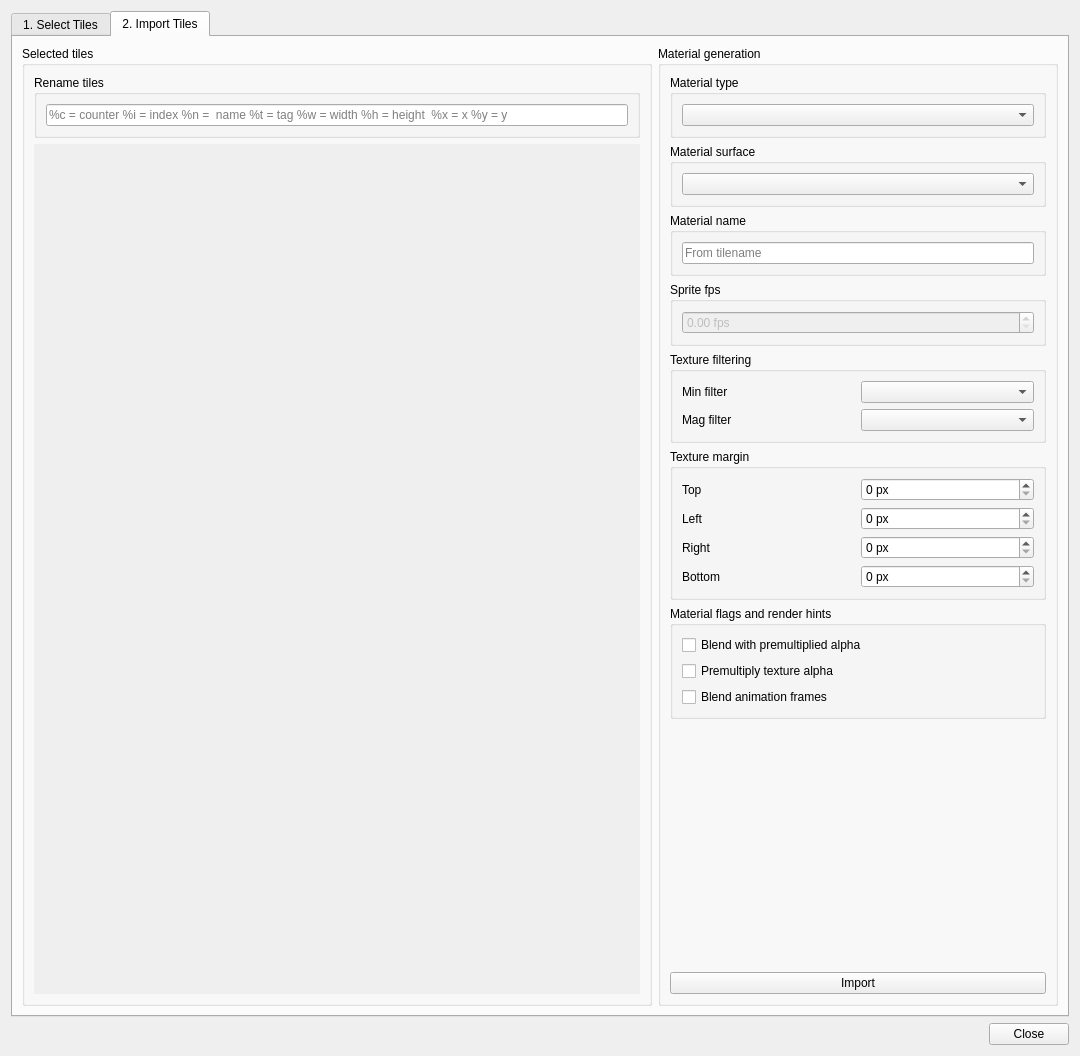
Above: editor/gui/dlgtileimport.ui from ensisoft/detonator before the change. Below: the same form after it.
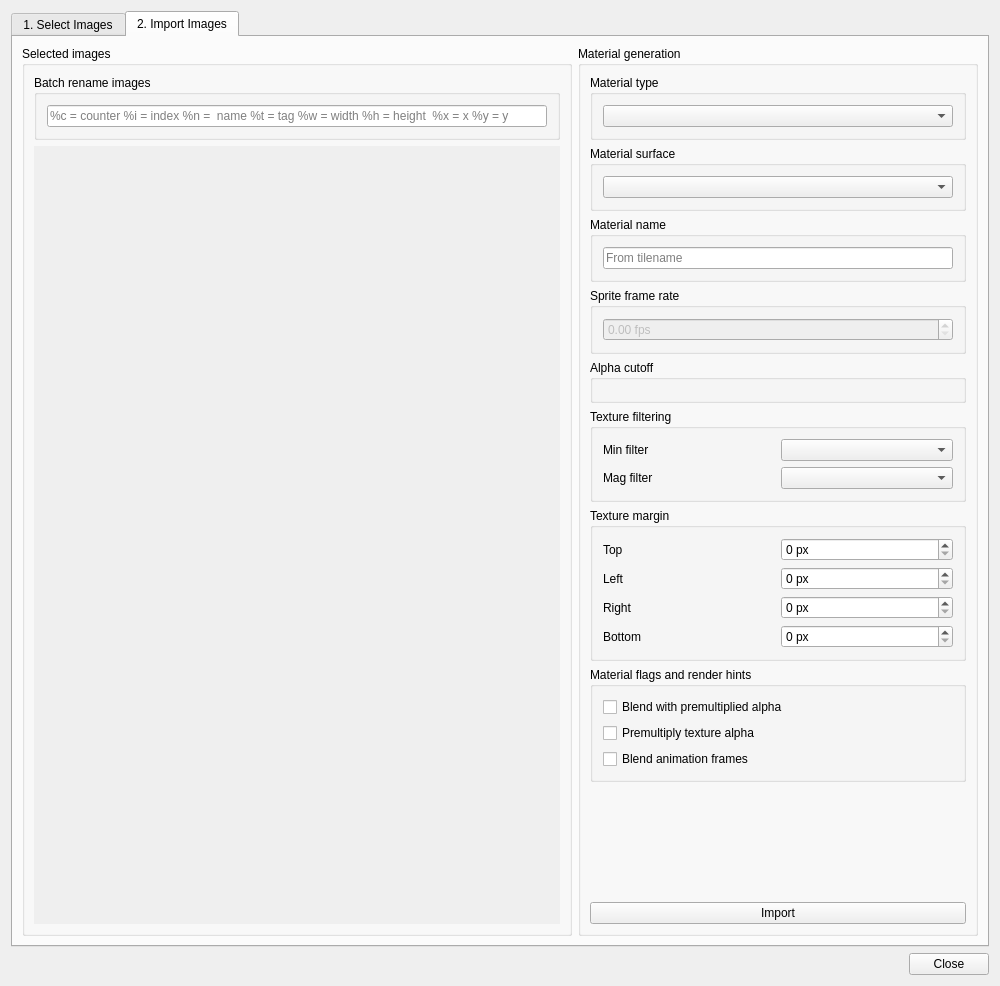
That is the form after the change. The open tabs and pages were chosen to show the change. Icons and pictures are not drawn. Custom widgets are drawn as their Qt base class.

Commit message:
Update tile import dialog labels and add alpha cutoff feature
Update import dialog labels and and add alpha cutoff feature, fix
a couple of bugs too (leaving the old widgets in the layout)

```diff
--- a/editor/gui/dlgtileimport.ui
+++ b/editor/gui/dlgtileimport.ui
@@ -6,8 +6,8 @@
    <rect>
     <x>0</x>
     <y>0</y>
-    <width>1080</width>
-    <height>1056</height>
+    <width>1000</width>
+    <height>986</height>
    </rect>
   </property>
   <property name="windowTitle">
@@ -21,7 +21,7 @@
      </property>
      <widget class="QWidget" name="tabSelect">
       <attribute name="title">
-       <string>1. Select Tiles</string>
+       <string>1. Select Images</string>
       </attribute>
       <layout class="QVBoxLayout" name="verticalLayout_2">
        <item>
@@ -222,24 +222,36 @@
      </widget>
      <widget class="QWidget" name="tabImport">
       <attribute name="title">
-       <string>2. Import Tiles</string>
+       <string>2. Import Images</string>
       </attribute>
       <layout class="QHBoxLayout" name="horizontalLayout_5">
        <item>
         <widget class="QGroupBox" name="groupBox_2">
          <property name="title">
-          <string>Selected tiles</string>
+          <string>Selected images</string>
          </property>
          <layout class="QVBoxLayout" name="verticalLayout_4">
           <item>
            <widget class="QGroupBox" name="groupBox_9">
             <property name="title">
-             <string>Rename tiles</string>
+             <string>Batch rename images</string>
             </property>
             <property name="flat">
              <bool>true</bool>
             </property>
             <layout class="QVBoxLayout" name="verticalLayout_12">
+             <property name="leftMargin">
+              <number>10</number>
+             </property>
+             <property name="topMargin">
+              <number>10</number>
+             </property>
+             <property name="rightMargin">
+              <number>10</number>
+             </property>
+             <property name="bottomMargin">
+              <number>10</number>
+             </property>
              <item>
               <widget class="QLineEdit" name="renameTemplate">
                <property name="placeholderText">
@@ -269,8 +281,8 @@
               <rect>
                <x>0</x>
                <y>0</y>
-               <width>633</width>
-               <height>860</height>
+               <width>553</width>
+               <height>778</height>
               </rect>
              </property>
              <property name="sizePolicy">
@@ -322,6 +334,18 @@
                <bool>true</bool>
               </property>
               <layout class="QGridLayout" name="gridLayout_4">
+               <property name="leftMargin">
+                <number>10</number>
+               </property>
+               <property name="topMargin">
+                <number>10</number>
+               </property>
+               <property name="rightMargin">
+                <number>10</number>
+               </property>
+               <property name="bottomMargin">
+                <number>10</number>
+               </property>
                <item row="0" column="0">
                 <widget class="QLabel" name="label_10">
                  <property name="sizePolicy">
@@ -438,6 +462,18 @@
                <bool>true</bool>
               </property>
               <layout class="QGridLayout" name="gridLayout">
+               <property name="leftMargin">
+                <number>10</number>
+               </property>
+               <property name="topMargin">
+                <number>10</number>
+               </property>
+               <property name="rightMargin">
+                <number>10</number>
+               </property>
+               <property name="bottomMargin">
+                <number>10</number>
+               </property>
                <item row="0" column="0">
                 <widget class="QLabel" name="label">
                  <property name="text">
@@ -490,6 +526,18 @@
                <bool>true</bool>
               </property>
               <layout class="QVBoxLayout" name="verticalLayout_11">
+               <property name="leftMargin">
+                <number>10</number>
+               </property>
+               <property name="topMargin">
+                <number>10</number>
+               </property>
+               <property name="rightMargin">
+                <number>10</number>
+               </property>
+               <property name="bottomMargin">
+                <number>10</number>
+               </property>
                <item>
                 <widget class="QCheckBox" name="chkPremulAlphaBlend">
                  <property name="text">
@@ -523,6 +571,18 @@
                <bool>true</bool>
               </property>
               <layout class="QVBoxLayout" name="verticalLayout_8">
+               <property name="leftMargin">
+                <number>10</number>
+               </property>
+               <property name="topMargin">
+                <number>10</number>
+               </property>
+               <property name="rightMargin">
+                <number>10</number>
+               </property>
+               <property name="bottomMargin">
+                <number>10</number>
+               </property>
                <item>
                 <widget class="QComboBox" name="materialType"/>
                </item>
@@ -538,6 +598,18 @@
                <bool>true</bool>
               </property>
               <layout class="QVBoxLayout" name="verticalLayout_9">
+               <property name="leftMargin">
+                <number>10</number>
+               </property>
+               <property name="topMargin">
+                <number>10</number>
+               </property>
+               <property name="rightMargin">
+                <number>10</number>
+               </property>
+               <property name="bottomMargin">
+                <number>10</number>
+               </property>
                <item>
                 <widget class="QComboBox" name="surfaceType">
                  <property name="sizePolicy">
@@ -560,6 +632,18 @@
                <bool>true</bool>
               </property>
               <layout class="QVBoxLayout" name="verticalLayout_10">
+               <property name="leftMargin">
+                <number>10</number>
+               </property>
+               <property name="topMargin">
+                <number>10</number>
+               </property>
+               <property name="rightMargin">
+                <number>10</number>
+               </property>
+               <property name="bottomMargin">
+                <number>10</number>
+               </property>
                <item>
                 <widget class="QLineEdit" name="spriteName">
                  <property name="sizePolicy">
@@ -579,12 +663,24 @@
             <item row="8" column="0">
              <widget class="QGroupBox" name="groupBox_14">
               <property name="title">
-               <string>Sprite fps</string>
+               <string>Sprite frame rate</string>
               </property>
               <property name="flat">
                <bool>true</bool>
               </property>
               <layout class="QVBoxLayout" name="verticalLayout_18">
+               <property name="leftMargin">
+                <number>10</number>
+               </property>
+               <property name="topMargin">
+                <number>10</number>
+               </property>
+               <property name="rightMargin">
+                <number>10</number>
+               </property>
+               <property name="bottomMargin">
+                <number>10</number>
+               </property>
                <item>
                 <widget class="QDoubleSpinBox" name="spriteFps">
                  <property name="enabled">
@@ -646,6 +742,50 @@
               </property>
              </spacer>
             </item>
+            <item row="9" column="0">
+             <widget class="QGroupBox" name="groupBox_11">
+              <property name="title">
+               <string>Alpha cutoff</string>
+              </property>
+              <property name="flat">
+               <bool>true</bool>
+              </property>
+              <layout class="QVBoxLayout" name="verticalLayout_13">
+               <property name="leftMargin">
+                <number>10</number>
+               </property>
+               <property name="topMargin">
+                <number>10</number>
+               </property>
+               <property name="rightMargin">
+                <number>10</number>
+               </property>
+               <property name="bottomMargin">
+                <number>10</number>
+               </property>
+               <item>
+                <widget class="gui::DoubleSpinBox" name="alphaCutoff">
+                 <property name="focusPolicy">
+                  <enum>Qt::WheelFocus</enum>
+                 </property>
+                 <property name="specialValueText" stdset="0">
+                  <string>Disabled</string>
+                 </property>
+                 <property name="maximum" stdset="0">
+                  <double>1.000000000000000</double>
+                 </property>
+                 <property name="singleStep" stdset="0">
+                  <double>0.100000000000000</double>
+                 </property>
+                 <property name="clearButtonIcon" stdset="0">
+                  <iconset resource="../resource/resource.qrc">
+                   <normaloff>:/16x16_ico_png/reset.png</normaloff>:/16x16_ico_png/reset.png</iconset>
+                 </property>
+                </widget>
+               </item>
+              </layout>
+             </widget>
+            </item>
            </layout>
           </widget>
          </item>
@@ -692,6 +832,11 @@
    <extends>color_widgets::ColorPreview</extends>
    <header>color_selector.hpp</header>
   </customwidget>
+  <customwidget>
+   <class>gui::DoubleSpinBox</class>
+   <extends>QWidget</extends>
+   <header>spinboxwidget.h</header>
+  </customwidget>
   <customwidget>
    <class>gui::GfxWidget</class>
    <extends>QWidget</extends>
```
Left out of the diff: 5 changed lines with no effect on the pictures. The commit also changes 1 other file.
